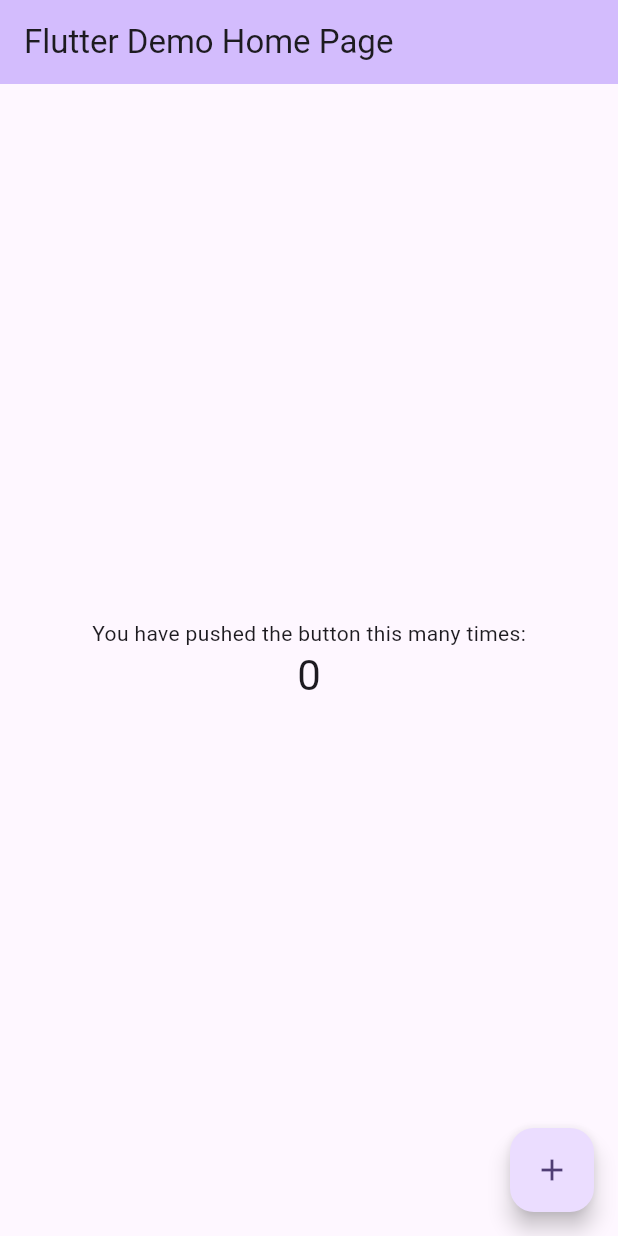
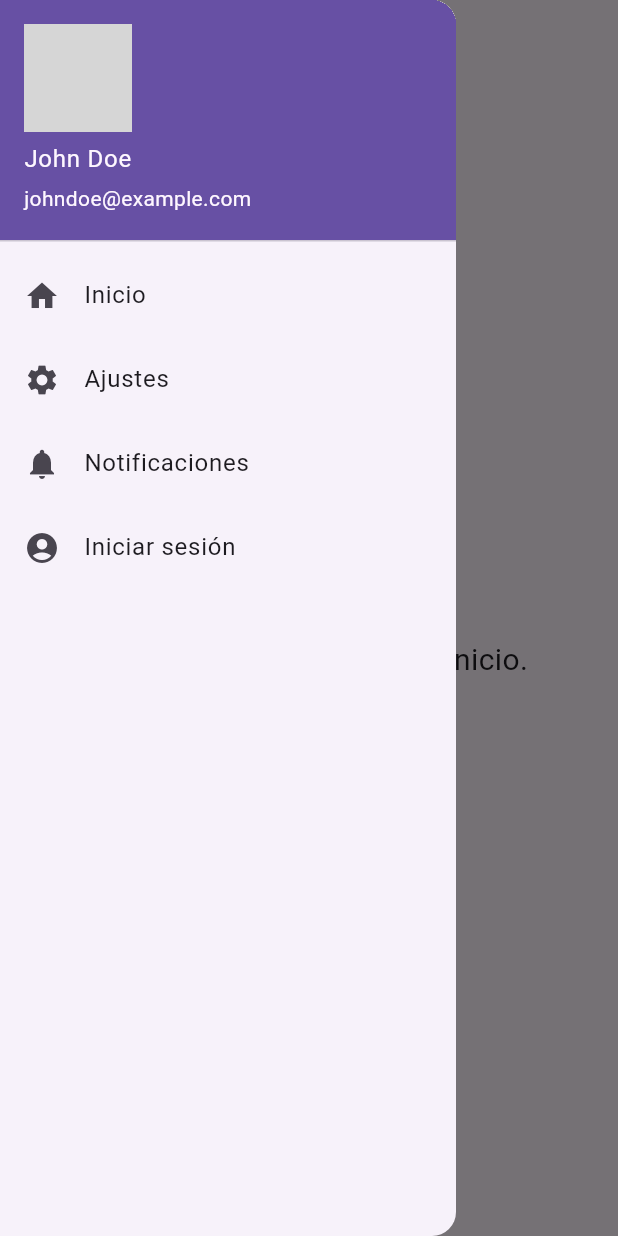
Before and after one commit to wowlegionomgg/proyect_info1, a Flutter app: the screen it shows after launch, with the side drawer open (before the commit the screen has no drawer), on a phone screen of 412 x 824 dp. Run offline on Flutter 3.47's test engine with Material 3 defaults, Android fonts, the phone set to English and light mode, and no system bars; our stand-ins replace connectivity; grey boxes are pictures that could not be loaded.

Commit message:
agregacion de la conectividad de internet junto con un splash screen

```diff
--- a/lib/main.dart
+++ b/lib/main.dart
@@ -1,125 +1,20 @@
 import 'package:flutter/material.dart';
 
+import 'InternetConnection/InternetConnection.dart';
+
 void main() {
-  runApp(const MyApp());
+  runApp(
+    MaterialApp(
+      home: MyApp(),
+    ),
+  );
 }
 
 class MyApp extends StatelessWidget {
-  const MyApp({super.key});
-
-  // This widget is the root of your application.
   @override
   Widget build(BuildContext context) {
     return MaterialApp(
-      title: 'Flutter Demo',
-      theme: ThemeData(
-        // This is the theme of your application.
-        //
-        // TRY THIS: Try running your application with "flutter run". You'll see
-        // the application has a purple toolbar. Then, without quitting the app,
-        // try changing the seedColor in the colorScheme below to Colors.green
-        // and then invoke "hot reload" (save your changes or press the "hot
-        // reload" button in a Flutter-supported IDE, or press "r" if you used
-        // the command line to start the app).
-        //
-        // Notice that the counter didn't reset back to zero; the application
-        // state is not lost during the reload. To reset the state, use hot
-        // restart instead.
-        //
-        // This works for code too, not just values: Most code changes can be
-        // tested with just a hot reload.
-        colorScheme: ColorScheme.fromSeed(seedColor: Colors.deepPurple),
-        useMaterial3: true,
-      ),
-      home: const MyHomePage(title: 'Flutter Demo Home Page'),
+      home: InternetConnectionCheck(),
     );
   }
 }
-
-class MyHomePage extends StatefulWidget {
-  const MyHomePage({super.key, required this.title});
-
-  // This widget is the home page of your application. It is stateful, meaning
-  // that it has a State object (defined below) that contains fields that affect
-  // how it looks.
-
-  // This class is the configuration for the state. It holds the values (in this
-  // case the title) provided by the parent (in this case the App widget) and
-  // used by the build method of the State. Fields in a Widget subclass are
-  // always marked "final".
-
-  final String title;
-
-  @override
-  State<MyHomePage> createState() => _MyHomePageState();
-}
-
-class _MyHomePageState extends State<MyHomePage> {
-  int _counter = 0;
-
-  void _incrementCounter() {
-    setState(() {
-      // This call to setState tells the Flutter framework that something has
-      // changed in this State, which causes it to rerun the build method below
-      // so that the display can reflect the updated values. If we changed
-      // _counter without calling setState(), then the build method would not be
-      // called again, and so nothing would appear to happen.
-      _counter++;
-    });
-  }
-
-  @override
-  Widget build(BuildContext context) {
-    // This method is rerun every time setState is called, for instance as done
-    // by the _incrementCounter method above.
-    //
-    // The Flutter framework has been optimized to make rerunning build methods
-    // fast, so that you can just rebuild anything that needs updating rather
-    // than having to individually change instances of widgets.
-    return Scaffold(
-      appBar: AppBar(
-        // TRY THIS: Try changing the color here to a specific color (to
-        // Colors.amber, perhaps?) and trigger a hot reload to see the AppBar
-        // change color while the other colors stay the same.
-        backgroundColor: Theme.of(context).colorScheme.inversePrimary,
-        // Here we take the value from the MyHomePage object that was created by
-        // the App.build method, and use it to set our appbar title.
-        title: Text(widget.title),
-      ),
-      body: Center(
-        // Center is a layout widget. It takes a single child and positions it
-        // in the middle of the parent.
-        child: Column(
-          // Column is also a layout widget. It takes a list of children and
-          // arranges them vertically. By default, it sizes itself to fit its
-          // children horizontally, and tries to be as tall as its parent.
-          //
-          // Column has various properties to control how it sizes itself and
-          // how it positions its children. Here we use mainAxisAlignment to
-          // center the children vertically; the main axis here is the vertical
-          // axis because Columns are vertical (the cross axis would be
-          // horizontal).
-          //
-          // TRY THIS: Invoke "debug painting" (choose the "Toggle Debug Paint"
-          // action in the IDE, or press "p" in the console), to see the
-          // wireframe for each widget.
-          mainAxisAlignment: MainAxisAlignment.center,
-          children: <Widget>[
-            const Text(
-              'You have pushed the button this many times:',
-            ),
-            Text(
-              '$_counter',
-              style: Theme.of(context).textTheme.headlineMedium,
-            ),
-          ],
-        ),
-      ),
-      floatingActionButton: FloatingActionButton(
-        onPressed: _incrementCounter,
-        tooltip: 'Increment',
-        child: const Icon(Icons.add),
-      ), // This trailing comma makes auto-formatting nicer for build methods.
-    );
-  }
-}
--- /dev/null
+++ b/lib/splash screen/SplashScreen.dart
@@ -0,0 +1,152 @@
+import 'package:flutter/material.dart';
+import 'package:connectivity/connectivity.dart';
+class SplashScreen extends StatelessWidget {
+  @override
+  Widget build(BuildContext context) {
+    // Simulación de carga
+    Future.delayed(Duration(seconds: 2), () {
+      // Navegar a la pantalla principal después de un tiempo de carga simulado
+      Navigator.pushReplacement(
+        context,
+        MaterialPageRoute(builder: (context) => HomeScreen()),
+      );
+    });
+
+    return Scaffold(
+      body: Center(
+        child: Column(
+          mainAxisAlignment: MainAxisAlignment.center,
+          children: <Widget>[
+            // Agregar la imagen de carga
+            Image.asset(
+              'assets/loading_image.gif',  // Ruta de la imagen en tus assets
+              width: 200,  // Ancho de la imagen
+              height: 200, // Altura de la imagen
+            ),
+            SizedBox(height: 20),
+            CircularProgressIndicator(),  // Agregar el CircularProgressIndicator para simular la carga
+          ],
+        ),
+      ),
+    );
+  }
+}
+
+class CustomDrawer extends StatelessWidget {
+  final List<Map<String, dynamic>> menuItems = [
+    {
+      'icon': Icons.home,
+      'title': 'Inicio',
+      'action': 'home',
+      'route': '/'
+    },
+    {
+      'icon': Icons.settings,
+      'title': 'Ajustes',
+      'action': 'settings',
+      'route': '/settings'
+    },
+    {
+      'icon': Icons.notifications,
+      'title': 'Notificaciones',
+      'action': 'notifications',
+      'route': '/notifications'
+    },
+    {
+      'icon': Icons.account_circle,
+      'title': 'Iniciar sesión',
+      'action': 'login',
+      'route': '/login'
+    },
+  ];
+
+  @override
+  Widget build(BuildContext context) {
+    return Drawer(
+      child: ListView(
+        padding: EdgeInsets.zero,
+        children: <Widget>[
+          UserAccountsDrawerHeader(
+            accountName: Text('John Doe'),
+            accountEmail: Text('johndoe@example.com'),
+            currentAccountPicture: CircleAvatar(
+              backgroundImage: AssetImage('assets/user_avatar.jpg'),
+            ),
+          ),
+          for (var item in menuItems)
+            ListTile(
+              leading: Icon(item['icon']),
+              title: Text(item['title']),
+              onTap: () {
+                _handleAction(context, item['route']);
+              },
+            ),
+        ],
+      ),
+    );
+  }
+
+  void _handleAction(BuildContext context, String route) {
+    Navigator.pushReplacementNamed(context, route);
+  }
+}
+
+class HomeScreen extends StatelessWidget {
+  @override
+  Widget build(BuildContext context) {
+    return Scaffold(
+      appBar: AppBar(
+        title: Text('Inicio'),
+      ),
+      drawer: CustomDrawer(),
+      body: Center(
+        child: Text('Bienvenido a la página de inicio.', style: TextStyle(fontSize: 20)),
+      ),
+    );
+  }
+}
+
+class SettingsScreen extends StatelessWidget {
+  @override
+  Widget build(BuildContext context) {
+    return Scaffold(
+      appBar: AppBar(
+        title: Text('Ajustes'),
+      ),
+      drawer: CustomDrawer(),
+      body: Center(
+        child: Text('Configura tus ajustes aquí.', style: TextStyle(fontSize: 20)),
+      ),
+    );
+  }
+}
+
+class NotificationsScreen extends StatelessWidget {
+  @override
+  Widget build(BuildContext context) {
+    return Scaffold(
+      appBar: AppBar(
+        title: Text('Notificaciones'),
+      ),
+      drawer: CustomDrawer(),
+      body: Center(
+        child: Text('Tus notificaciones aparecerán aquí.', style: TextStyle(fontSize: 20)),
+      ),
+    );
+  }
+}
+
+class LoginScreen extends StatelessWidget {
+  @override
+  Widget build(BuildContext context) {
+    return Scaffold(
+      appBar: AppBar(
+        title: Text('Iniciar Sesión'),
+      ),
+      drawer: CustomDrawer(),
+      body: Center(
+        child: Text('Inicia sesión para acceder.', style: TextStyle(fontSize: 20)),
+      ), // Cierre de la declaración body
+    ); // Cierre de la declaración Scaffold
+  }
+}
--- a/pubspec.yaml
+++ b/pubspec.yaml
@@ -30,6 +30,7 @@ environment:
 dependencies:
   flutter:
     sdk: flutter
+  connectivity: ^3.0.6
 
 
   # The following adds the Cupertino Icons font to your application.
```
Also changed, not shown: lib/InternetConnection/InternetConnection.dart (added, +58 -0 lines), pubspec.lock, 2 other files.
